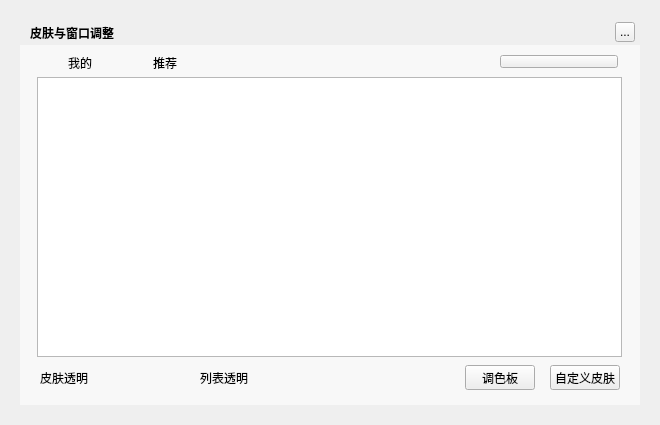
Before: the Qt Designer form TTKCore/musicUi/musicWidget/musicbackgroundskindialog.ui in Greedysky/TTKMusicPlayer, drawn with Qt 5.
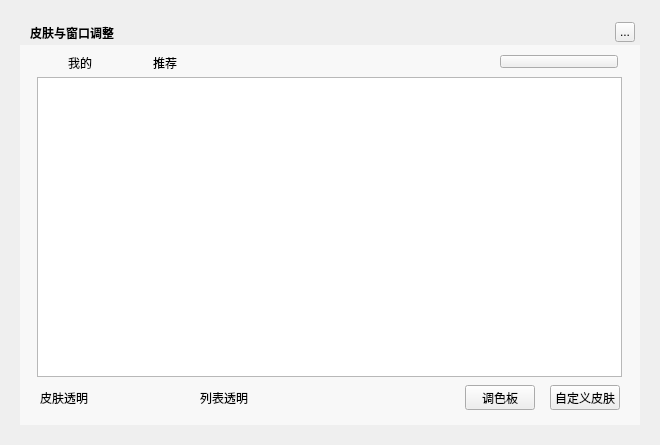
After: the same form once the commit is applied. Custom widgets are drawn as their Qt base class.

Commit message: resize the background skin that fit all images[770315]

What changed in the file:
```diff
--- a/TTKCore/musicUi/musicWidget/musicbackgroundskindialog.ui
+++ b/TTKCore/musicUi/musicWidget/musicbackgroundskindialog.ui
@@ -7,7 +7,7 @@
     <x>0</x>
     <y>0</y>
     <width>660</width>
-    <height>425</height>
+    <height>445</height>
    </rect>
   </property>
   <property name="windowTitle">
@@ -19,7 +19,7 @@
      <x>20</x>
      <y>20</y>
      <width>620</width>
-     <height>385</height>
+     <height>405</height>
     </rect>
    </property>
    <property name="styleSheet">
@@ -102,7 +102,7 @@
      <x>37</x>
      <y>77</y>
      <width>585</width>
-     <height>280</height>
+     <height>300</height>
     </rect>
    </property>
    <property name="currentIndex">
@@ -115,7 +115,7 @@
    <property name="geometry">
     <rect>
      <x>550</x>
-     <y>365</y>
+     <y>385</y>
      <width>70</width>
      <height>25</height>
     </rect>
@@ -131,7 +131,7 @@
    <property name="geometry">
     <rect>
      <x>465</x>
-     <y>365</y>
+     <y>385</y>
      <width>70</width>
      <height>25</height>
     </rect>
@@ -149,7 +149,7 @@
      <x>20</x>
      <y>45</y>
      <width>620</width>
-     <height>360</height>
+     <height>380</height>
     </rect>
    </property>
    <property name="styleSheet">
@@ -160,7 +160,7 @@
    <property name="geometry">
     <rect>
      <x>265</x>
-     <y>365</y>
+     <y>385</y>
      <width>70</width>
      <height>25</height>
     </rect>
@@ -173,7 +173,7 @@
    <property name="geometry">
     <rect>
      <x>200</x>
-     <y>365</y>
+     <y>385</y>
      <width>60</width>
      <height>25</height>
     </rect>
@@ -186,7 +186,7 @@
    <property name="geometry">
     <rect>
      <x>40</x>
-     <y>365</y>
+     <y>385</y>
      <width>60</width>
      <height>25</height>
     </rect>
@@ -199,7 +199,7 @@
    <property name="geometry">
     <rect>
      <x>105</x>
-     <y>365</y>
+     <y>385</y>
      <width>70</width>
      <height>25</height>
     </rect>
```
